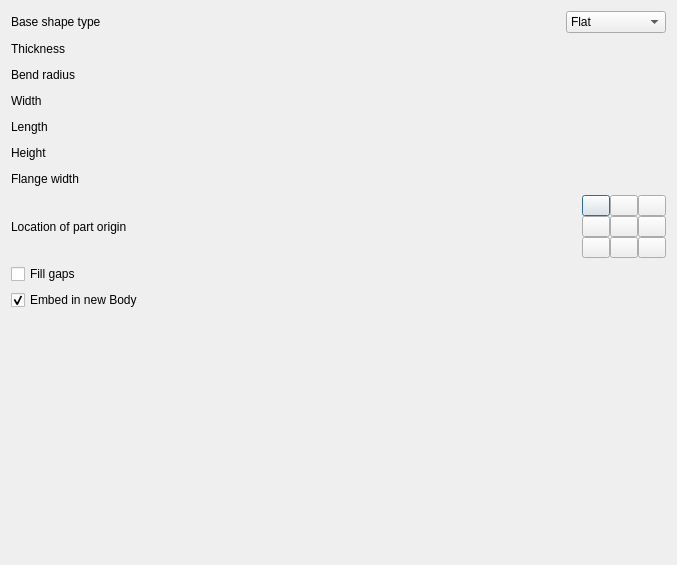
This is Resources/panels/BaseShapeOptions.ui in shaise/FreeCAD_SheetMetal as Qt 5 draws it before an edit. The edited form follows.
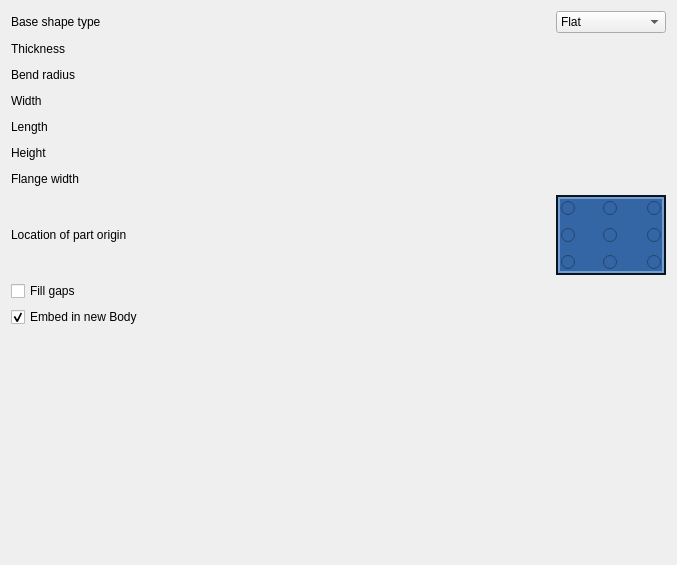
This is the edited form. Icons and pictures are not drawn. Custom widgets are drawn as their Qt base class.

Commit message:
Replace OrigButtons with RadioButtons(BaseShape)
- In BaseShapeTaskPanel replace OrigButtons with RadioButton.
  The new widget is drawn in UI-file;
- Aligned SpinBoxes of param to widget with radio buttons.

The OrigButtons has display problems: red selection frame isn't
set outside the red circle(coordinate position designation),
stretched red circle in oval, gaps between buttons pictures.

Patch:
```diff
--- a/Resources/panels/BaseShapeOptions.ui
+++ b/Resources/panels/BaseShapeOptions.ui
@@ -46,7 +46,7 @@
        </property>
        <property name="minimumSize">
         <size>
-         <width>0</width>
+         <width>110</width>
          <height>0</height>
         </size>
        </property>
@@ -549,7 +549,7 @@
    <item>
     <layout class="QHBoxLayout" name="horizontalLayout_8">
      <property name="sizeConstraint">
-      <enum>QLayout::SetNoConstraint</enum>
+      <enum>QLayout::SizeConstraint::SetMaximumSize</enum>
      </property>
      <property name="topMargin">
       <number>0</number>
@@ -581,374 +581,450 @@
       </spacer>
      </item>
      <item>
-      <layout class="QVBoxLayout" name="verticalLayout_2">
+      <widget class="QFrame" name="dark_outline">
+       <property name="sizePolicy">
+        <sizepolicy hsizetype="Minimum" vsizetype="Minimum">
+         <horstretch>0</horstretch>
+         <verstretch>0</verstretch>
+        </sizepolicy>
+       </property>
+       <property name="minimumSize">
+        <size>
+         <width>110</width>
+         <height>80</height>
+        </size>
+       </property>
+       <property name="styleSheet">
+        <string notr="true">background-color: rgb(11, 21, 33);</string>
+       </property>
+       <layout class="QHBoxLayout" name="horizontalLayout_12">
        <property name="spacing">
         <number>0</number>
        </property>
        <property name="sizeConstraint">
-        <enum>QLayout::SetMinimumSize</enum>
-       </property>
-       <item>
-        <layout class="QHBoxLayout" name="horizontalLayout_10">
-         <property name="spacing">
-          <number>0</number>
-         </property>
+         <enum>QLayout::SizeConstraint::SetMinimumSize</enum>
+        </property>
+        <property name="leftMargin">
+         <number>2</number>
+        </property>
+        <property name="topMargin">
+         <number>2</number>
+        </property>
+        <property name="rightMargin">
+         <number>2</number>
+        </property>
+        <property name="bottomMargin">
+         <number>2</number>
+        </property>
          <item>
-          <widget class="QPushButton" name="pushTL">
+         <widget class="QFrame" name="highlight_color">
            <property name="sizePolicy">
-            <sizepolicy hsizetype="Fixed" vsizetype="Fixed">
+           <sizepolicy hsizetype="Ignored" vsizetype="Ignored">
              <horstretch>0</horstretch>
              <verstretch>0</verstretch>
             </sizepolicy>
            </property>
            <property name="minimumSize">
             <size>
-             <width>0</width>
-             <height>0</height>
-            </size>
-           </property>
-           <property name="maximumSize">
-            <size>
-             <width>28</width>
-             <height>21</height>
-            </size>
-           </property>
-           <property name="sizeIncrement">
+            <width>106</width>
+            <height>76</height>
+           </size>
+          </property>
+          <property name="styleSheet">
+           <string notr="true">background-color: rgb(114, 159, 207);</string>
+          </property>
+          <layout class="QHBoxLayout" name="horizontalLayout_13">
+           <property name="spacing">
+            <number>0</number>
+           </property>
+           <property name="leftMargin">
+            <number>2</number>
+           </property>
+           <property name="topMargin">
+            <number>2</number>
+           </property>
+           <property name="rightMargin">
+            <number>2</number>
+           </property>
+           <property name="bottomMargin">
+            <number>2</number>
+           </property>
+           <item>
+            <widget class="QFrame" name="Frame_RadioButtons">
+             <property name="sizePolicy">
+              <sizepolicy hsizetype="Ignored" vsizetype="Ignored">
+               <horstretch>0</horstretch>
+               <verstretch>0</verstretch>
+              </sizepolicy>
+             </property>
+             <property name="minimumSize">
             <size>
-             <width>28</width>
-             <height>21</height>
+               <width>102</width>
+               <height>72</height>
             </size>
            </property>
            <property name="styleSheet">
-            <string notr="true">QPushButton {
-  border-image: url('Icons:BaseShape_TL.svg') 0 0 0 0 stretch stretch;
-}
-</string>
-           </property>
-           <property name="text">
-            <string notr="true" extracomment="TL"/>
-           </property>
-           <property name="iconSize">
+              <string notr="true">background-color: rgb(52, 101, 164);
+border-color: rgb(204, 0, 0);</string>
+             </property>
+             <layout class="QGridLayout" name="gridLayout" columnstretch="0,0,0,0,0">
+              <property name="sizeConstraint">
+               <enum>QLayout::SizeConstraint::SetDefaultConstraint</enum>
+              </property>
+              <property name="leftMargin">
+               <number>0</number>
+              </property>
+              <property name="topMargin">
+               <number>0</number>
+              </property>
+              <property name="rightMargin">
+               <number>0</number>
+              </property>
+              <property name="bottomMargin">
+               <number>0</number>
+              </property>
+              <property name="spacing">
+               <number>0</number>
+              </property>
+              <item row="0" column="1">
+               <spacer name="horizontalSpacer_9">
+                <property name="orientation">
+                 <enum>Qt::Orientation::Horizontal</enum>
+                </property>
+                <property name="sizeType">
+                 <enum>QSizePolicy::Policy::Ignored</enum>
+                </property>
+                <property name="sizeHint" stdset="0">
             <size>
-             <width>24</width>
-             <height>17</height>
-            </size>
-           </property>
-          </widget>
-         </item>
-         <item>
-          <widget class="QPushButton" name="pushTC">
+                  <width>25</width>
+                  <height>10</height>
+                 </size>
+                </property>
+               </spacer>
+              </item>
+              <item row="0" column="4">
+               <widget class="QRadioButton" name="rb_TR">
            <property name="sizePolicy">
-            <sizepolicy hsizetype="Fixed" vsizetype="Fixed">
+                 <sizepolicy hsizetype="Maximum" vsizetype="Maximum">
              <horstretch>0</horstretch>
              <verstretch>0</verstretch>
             </sizepolicy>
            </property>
-           <property name="maximumSize">
+                <property name="minimumSize">
             <size>
-             <width>28</width>
-             <height>21</height>
-            </size>
-           </property>
-           <property name="sizeIncrement">
+                  <width>16</width>
+                  <height>16</height>
+                 </size>
+                </property>
+                <property name="maximumSize">
             <size>
-             <width>28</width>
-             <height>211</height>
-            </size>
-           </property>
-           <property name="styleSheet">
-            <string notr="true">QPushButton {
-  border-image: url('Icons:BaseShape_TC.svg') 0 0 0 0 stretch stretch;
-}
-</string>
-           </property>
-           <property name="text">
-            <string notr="true" extracomment="TC"/>
-           </property>
-           <property name="iconSize">
-            <size>
-             <width>24</width>
-             <height>17</height>
-            </size>
+                  <width>16</width>
+                  <height>16</height>
+                 </size>
+                </property>
+                <property name="layoutDirection">
+                 <enum>Qt::LayoutDirection::RightToLeft</enum>
+                </property>
+                <property name="autoFillBackground">
+                 <bool>false</bool>
+                </property>
+                <property name="styleSheet">
+                 <string notr="true">background-color: rgb(52, 101, 164);</string>
            </property>
           </widget>
          </item>
-         <item>
-          <widget class="QPushButton" name="pushTR">
+              <item row="4" column="4">
+               <widget class="QRadioButton" name="rb_BR">
            <property name="sizePolicy">
-            <sizepolicy hsizetype="Fixed" vsizetype="Fixed">
+                 <sizepolicy hsizetype="Maximum" vsizetype="Maximum">
              <horstretch>0</horstretch>
              <verstretch>0</verstretch>
             </sizepolicy>
            </property>
-           <property name="maximumSize">
+                <property name="minimumSize">
             <size>
-             <width>28</width>
-             <height>21</height>
-            </size>
-           </property>
-           <property name="sizeIncrement">
+                  <width>16</width>
+                  <height>16</height>
+                 </size>
+                </property>
+                <property name="maximumSize">
             <size>
-             <width>28</width>
-             <height>21</height>
-            </size>
-           </property>
+                  <width>16</width>
+                  <height>16</height>
+                 </size>
+                </property>
+                <property name="layoutDirection">
+                 <enum>Qt::LayoutDirection::RightToLeft</enum>
+                </property>
+                <property name="autoFillBackground">
+                 <bool>false</bool>
+                </property>
            <property name="styleSheet">
-            <string notr="true">QPushButton {
-  border-image: url('Icons:BaseShape_TR.svg') 0 0 0 0 stretch stretch;
-}
-</string>
-           </property>
-           <property name="text">
-            <string extracomment="TR"/>
-           </property>
-           <property name="iconSize">
+                 <string notr="true">background-color: rgb(52, 101, 164);</string>
+                </property>
+               </widget>
+              </item>
+              <item row="1" column="0">
+               <spacer name="verticalSpacer_2">
+                <property name="orientation">
+                 <enum>Qt::Orientation::Vertical</enum>
+                </property>
+                <property name="sizeType">
+                 <enum>QSizePolicy::Policy::Ignored</enum>
+                </property>
+                <property name="sizeHint" stdset="0">
             <size>
-             <width>24</width>
-             <height>17</height>
-            </size>
-           </property>
-          </widget>
-         </item>
-        </layout>
-       </item>
-       <item>
-        <layout class="QHBoxLayout" name="horizontalLayout_11">
-         <property name="spacing">
-          <number>0</number>
-         </property>
-         <item>
-          <widget class="QPushButton" name="pushCL">
+                  <width>10</width>
+                  <height>10</height>
+                 </size>
+                </property>
+               </spacer>
+              </item>
+              <item row="2" column="4">
+               <widget class="QRadioButton" name="rb_CR">
            <property name="sizePolicy">
-            <sizepolicy hsizetype="Fixed" vsizetype="Fixed">
+                 <sizepolicy hsizetype="Maximum" vsizetype="Maximum">
              <horstretch>0</horstretch>
              <verstretch>0</verstretch>
             </sizepolicy>
            </property>
-           <property name="maximumSize">
+                <property name="minimumSize">
             <size>
-             <width>28</width>
-             <height>21</height>
-            </size>
-           </property>
-           <property name="sizeIncrement">
+                  <width>16</width>
+                  <height>16</height>
+                 </size>
+                </property>
+                <property name="maximumSize">
             <size>
-             <width>28</width>
-             <height>21</height>
-            </size>
-           </property>
-           <property name="styleSheet">
-            <string notr="true">QPushButton {
-  border-image: url('Icons:BaseShape_CL.svg') 0 0 0 0 stretch stretch;
-}
-</string>
-           </property>
-           <property name="text">
-            <string notr="true" extracomment="CL"/>
-           </property>
-           <property name="iconSize">
-            <size>
-             <width>24</width>
-             <height>17</height>
-            </size>
+                  <width>16</width>
+                  <height>16</height>
+                 </size>
+                </property>
+                <property name="layoutDirection">
+                 <enum>Qt::LayoutDirection::RightToLeft</enum>
+                </property>
+                <property name="autoFillBackground">
+                 <bool>false</bool>
+                </property>
+                <property name="styleSheet">
+                 <string notr="true">background-color: rgb(52, 101, 164);</string>
            </property>
           </widget>
          </item>
-         <item>
-          <widget class="QPushButton" name="pushCC">
+              <item row="4" column="0" alignment="Qt::AlignmentFlag::AlignLeft">
+               <widget class="QRadioButton" name="rb_BL">
            <property name="sizePolicy">
-            <sizepolicy hsizetype="Fixed" vsizetype="Fixed">
+                 <sizepolicy hsizetype="Maximum" vsizetype="Maximum">
              <horstretch>0</horstretch>
              <verstretch>0</verstretch>
             </sizepolicy>
            </property>
-           <property name="maximumSize">
+                <property name="minimumSize">
             <size>
-             <width>28</width>
-             <height>21</height>
-            </size>
-           </property>
-           <property name="sizeIncrement">
+                  <width>16</width>
+                  <height>16</height>
+                 </size>
+                </property>
+                <property name="maximumSize">
             <size>
-             <width>28</width>
-             <height>21</height>
-            </size>
-           </property>
-           <property name="styleSheet">
-            <string notr="true">QPushButton {
-  border-image: url('Icons:BaseShape_CC.svg') 0 0 0 0 stretch stretch;
-}
-</string>
-           </property>
-           <property name="text">
-            <string notr="true" extracomment="CC"/>
-           </property>
-           <property name="iconSize">
-            <size>
-             <width>24</width>
-             <height>17</height>
-            </size>
+                  <width>16</width>
+                  <height>16</height>
+                 </size>
+                </property>
+                <property name="layoutDirection">
+                 <enum>Qt::LayoutDirection::LeftToRight</enum>
+                </property>
+                <property name="autoFillBackground">
+                 <bool>false</bool>
+                </property>
+                <property name="styleSheet">
+                 <string notr="true">background-color: rgb(52, 101, 164);</string>
            </property>
           </widget>
          </item>
-         <item>
-          <widget class="QPushButton" name="pushCR">
+              <item row="0" column="2">
+               <widget class="QRadioButton" name="rb_TC">
            <property name="sizePolicy">
-            <sizepolicy hsizetype="Fixed" vsizetype="Fixed">
+                 <sizepolicy hsizetype="Maximum" vsizetype="Maximum">
              <horstretch>0</horstretch>
              <verstretch>0</verstretch>
             </sizepolicy>
            </property>
-           <property name="maximumSize">
+                <property name="minimumSize">
             <size>
-             <width>28</width>
-             <height>21</height>
-            </size>
-           </property>
-           <property name="sizeIncrement">
+                  <width>16</width>
+                  <height>16</height>
+                 </size>
+                </property>
+                <property name="maximumSize">
             <size>
-             <width>28</width>
-             <height>21</height>
-            </size>
-           </property>
+                  <width>16</width>
+                  <height>16</height>
+                 </size>
+                </property>
+                <property name="layoutDirection">
+                 <enum>Qt::LayoutDirection::LeftToRight</enum>
+                </property>
+                <property name="autoFillBackground">
+                 <bool>false</bool>
+                </property>
            <property name="styleSheet">
-            <string notr="true">QPushButton {
-  border-image: url('Icons:BaseShape_CR.svg') 0 0 0 0 stretch stretch;
-}
-</string>
-           </property>
-           <property name="text">
-            <string notr="true" extracomment="CR"/>
-           </property>
-           <property name="iconSize">
+                 <string notr="true">background-color: rgb(52, 101, 164);</string>
+                </property>
+               </widget>
+              </item>
+              <item row="3" column="0">
+               <spacer name="verticalSpacer_3">
+                <property name="orientation">
+                 <enum>Qt::Orientation::Vertical</enum>
+                </property>
+                <property name="sizeType">
+                 <enum>QSizePolicy::Policy::Ignored</enum>
+                </property>
+                <property name="sizeHint" stdset="0">
             <size>
-             <width>24</width>
-             <height>17</height>
-            </size>
-           </property>
-          </widget>
-         </item>
-        </layout>
-       </item>
-       <item>
-        <layout class="QHBoxLayout" name="horizontalLayout_9">
-         <property name="spacing">
-          <number>0</number>
-         </property>
-         <item>
-          <widget class="QPushButton" name="pushBL">
+                  <width>10</width>
+                  <height>10</height>
+                 </size>
+                </property>
+               </spacer>
+              </item>
+              <item row="0" column="3">
+               <spacer name="horizontalSpacer_10">
+                <property name="orientation">
+                 <enum>Qt::Orientation::Horizontal</enum>
+                </property>
+                <property name="sizeType">
+                 <enum>QSizePolicy::Policy::Ignored</enum>
+                </property>
+                <property name="sizeHint" stdset="0">
+                 <size>
+                  <width>25</width>
+                  <height>10</height>
+                 </size>
+                </property>
+               </spacer>
+              </item>
+              <item row="2" column="0">
+               <widget class="QRadioButton" name="rb_CL">
            <property name="sizePolicy">
-            <sizepolicy hsizetype="Fixed" vsizetype="Fixed">
+                 <sizepolicy hsizetype="Maximum" vsizetype="Maximum">
              <horstretch>0</horstretch>
              <verstretch>0</verstretch>
             </sizepolicy>
            </property>
-           <property name="maximumSize">
+                <property name="minimumSize">
             <size>
-             <width>28</width>
-             <height>21</height>
-            </size>
-           </property>
-           <property name="sizeIncrement">
+                  <width>16</width>
+                  <height>16</height>
+                 </size>
+                </property>
+                <property name="maximumSize">
             <size>
-             <width>28</width>
-             <height>21</height>
-            </size>
-           </property>
-           <property name="styleSheet">
-            <string notr="true">QPushButton {
-  border-image: url('Icons:BaseShape_BL.svg') 0 0 0 0 stretch stretch;
-}
-</string>
-           </property>
-           <property name="text">
-            <string notr="true" extracomment="BL"/>
-           </property>
-           <property name="iconSize">
-            <size>
-             <width>24</width>
-             <height>17</height>
-            </size>
+                  <width>16</width>
+                  <height>16</height>
+                 </size>
+                </property>
+                <property name="layoutDirection">
+                 <enum>Qt::LayoutDirection::LeftToRight</enum>
+                </property>
+                <property name="autoFillBackground">
+                 <bool>false</bool>
+                </property>
+                <property name="styleSheet">
+                 <string notr="true">background-color: rgb(52, 101, 164);</string>
            </property>
           </widget>
          </item>
-         <item>
-          <widget class="QPushButton" name="pushBC">
+              <item row="2" column="2">
+               <widget class="QRadioButton" name="rb_CC">
            <property name="sizePolicy">
-            <sizepolicy hsizetype="Fixed" vsizetype="Fixed">
+                 <sizepolicy hsizetype="Maximum" vsizetype="Maximum">
              <horstretch>0</horstretch>
              <verstretch>0</verstretch>
             </sizepolicy>
            </property>
-           <property name="maximumSize">
+                <property name="minimumSize">
             <size>
-             <width>28</width>
-             <height>21</height>
-            </size>
-           </property>
-           <property name="sizeIncrement">
+                  <width>16</width>
+                  <height>16</height>
+                 </size>
+                </property>
+                <property name="maximumSize">
             <size>
-             <width>28</width>
-             <height>21</height>
-            </size>
-           </property>
-           <property name="styleSheet">
-            <string notr="true">QPushButton {
-  border-image: url('Icons:BaseShape_BC.svg') 0 0 0 0 stretch stretch;
-}
-</string>
-           </property>
-           <property name="text">
-            <string notr="true" extracomment="BC"/>
-           </property>
-           <property name="iconSize">
-            <size>
-             <width>24</width>
-             <height>17</height>
-            </size>
+                  <width>16</width>
+                  <height>16</height>
+                 </size>
+                </property>
+                <property name="layoutDirection">
+                 <enum>Qt::LayoutDirection::LeftToRight</enum>
+                </property>
+                <property name="autoFillBackground">
+                 <bool>false</bool>
+                </property>
+                <property name="styleSheet">
+                 <string notr="true">background-color: rgb(52, 101, 164);</string>
            </property>
           </widget>
          </item>
-         <item>
-          <widget class="QPushButton" name="pushBR">
+              <item row="0" column="0">
+               <widget class="QRadioButton" name="rb_TL">
            <property name="sizePolicy">
-            <sizepolicy hsizetype="Fixed" vsizetype="Fixed">
+                 <sizepolicy hsizetype="Maximum" vsizetype="Maximum">
              <horstretch>0</horstretch>
              <verstretch>0</verstretch>
             </sizepolicy>
            </property>
-           <property name="maximumSize">
+                <property name="minimumSize">
             <size>
-             <width>28</width>
-             <height>21</height>
-            </size>
-           </property>
-           <property name="sizeIncrement">
+                  <width>16</width>
+                  <height>16</height>
+                 </size>
+                </property>
+                <property name="maximumSize">
             <size>
-             <width>28</width>
-             <height>21</height>
+                  <width>16</width>
+                  <height>16</height>
             </size>
            </property>
            <property name="styleSheet">
-            <string notr="true">QPushButton {
-  border-image: url('Icons:BaseShape_BR.svg') 0 0 0 0 stretch stretch;
-}
-</string>
-           </property>
-           <property name="text">
-            <string notr="true" extracomment="BR"/>
-           </property>
-           <property name="iconSize">
+                 <string notr="true">background-color: rgb(52, 101, 164);</string>
+                </property>
+               </widget>
+              </item>
+              <item row="4" column="2">
+               <widget class="QRadioButton" name="rb_BC">
+                <property name="sizePolicy">
+                 <sizepolicy hsizetype="Maximum" vsizetype="Maximum">
+                  <horstretch>0</horstretch>
+                  <verstretch>0</verstretch>
+                 </sizepolicy>
+                </property>
+                <property name="minimumSize">
             <size>
-             <width>24</width>
-             <height>17</height>
-            </size>
-           </property>
+                  <width>16</width>
+                  <height>16</height>
+                 </size>
+                </property>
+                <property name="maximumSize">
+                 <size>
+                  <width>16</width>
+                  <height>16</height>
+                 </size>
+                </property>
+                <property name="styleSheet">
+                 <string notr="true">background-color: rgb(52, 101, 164);</string>
+                </property>
           </widget>
          </item>
         </layout>
-       </item>
-      </layout>
+            </widget>
+           </item>
+          </layout>
+         </widget>
+        </item>
+       </layout>
+      </widget>
      </item>
     </layout>
    </item>
```
Left out of the diff: 20 changed lines with no effect on the pictures. Lines whose indentation alone changed are shown as unchanged. The commit also changes 11 other files.
